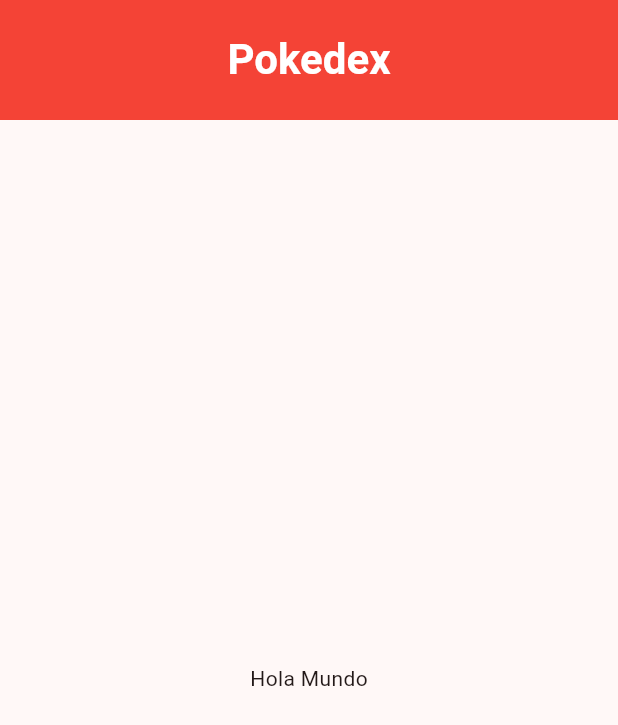
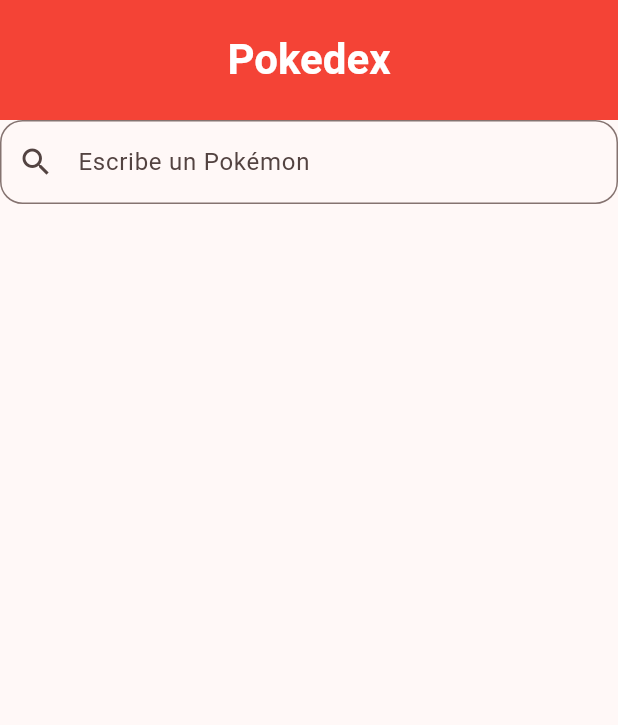
Before and after one commit to Bsaavedra-7/PokeApi1, a Flutter app: the screen it shows after launch, on a phone screen of 412 x 824 dp. Shown: the top 725 px of the screen. Run offline on Flutter 3.47's test engine with Material 3 defaults, Android fonts, the phone set to English and light mode, and no system bars; Roboto replaces fonts that are missing (comic-sans).

Commit message:
feat: add pokemon search input and PokeApi connection

```diff
--- a/lib/main.dart
+++ b/lib/main.dart
@@ -1,35 +1,68 @@
 import 'package:flutter/material.dart';
+import 'services/pokemon_api.dart';
+
 void main() {
   runApp(const MyApp());
 }
-class MyApp extends StatelessWidget {
+
+class MyApp extends StatefulWidget {
   const MyApp({super.key});
+
+  @override
+  State<MyApp> createState() => _MyAppState();
+}
+
+class _MyAppState extends State<MyApp> {
+
+  // AQUÍ va el controller
+  final TextEditingController controller = TextEditingController();
+
   @override
   Widget build(BuildContext context) {
     return MaterialApp(
       title: 'Flutter Demo',
+
       theme: ThemeData(
-        colorScheme: ColorScheme.fromSeed(seedColor: Colors.red),
+        colorScheme: ColorScheme.fromSeed(
+          seedColor: Colors.red,
+        ),
       ),
+
       home: Scaffold(
 
         appBar: AppBar(
           backgroundColor: Colors.red,
           centerTitle: true,
           toolbarHeight: 80,
+
           title: const Text(
             'Pokedex',
             style: TextStyle(
-                fontFamily: 'comic-sans',
-                fontSize: 28,
-                fontWeight: FontWeight.bold,
-                color: Colors.white,
+              fontFamily: 'comic-sans',
+              fontSize: 28,
+              fontWeight: FontWeight.bold,
+              color: Colors.white,
+            ),
+          ),
+        ),
 
+        body: Column(
+          children: [
+
+            TextField(
+              controller: controller,
+
+              decoration: InputDecoration(
+                hintText: 'Escribe un Pokémon',
+                prefixIcon: const Icon(Icons.search),
+
+                border: OutlineInputBorder(
+                  borderRadius: BorderRadius.circular(15),
+                ),
+              ),
             ),
-          )
-        ),
-        body: const Center(
-          child: Text('Hola Mundo'),
+
+          ],
         ),
       ),
     );
```
